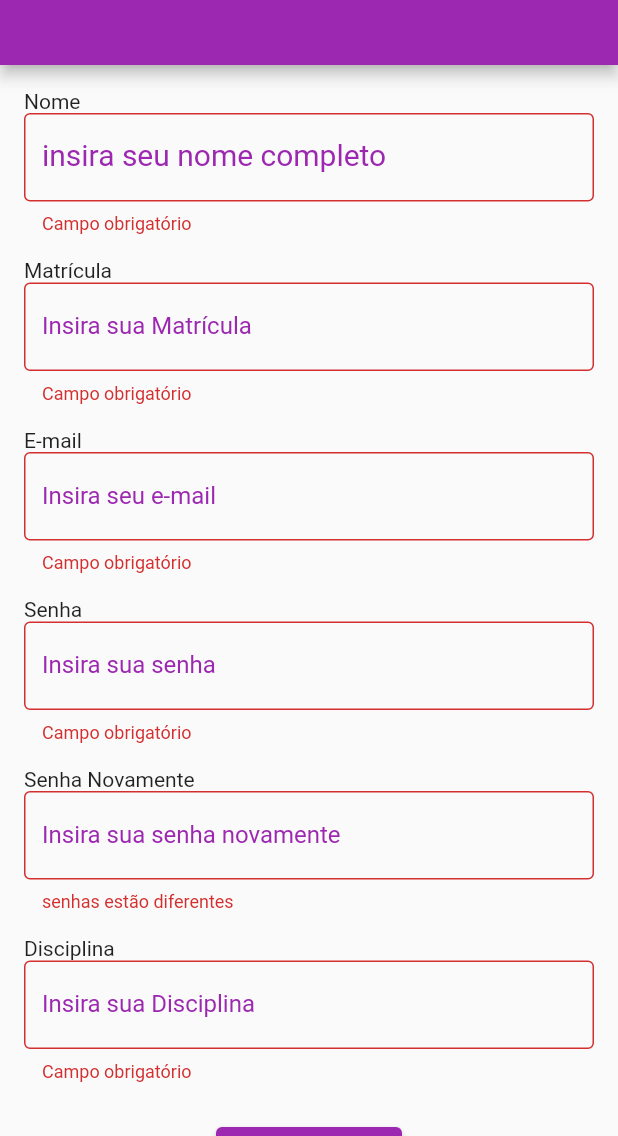
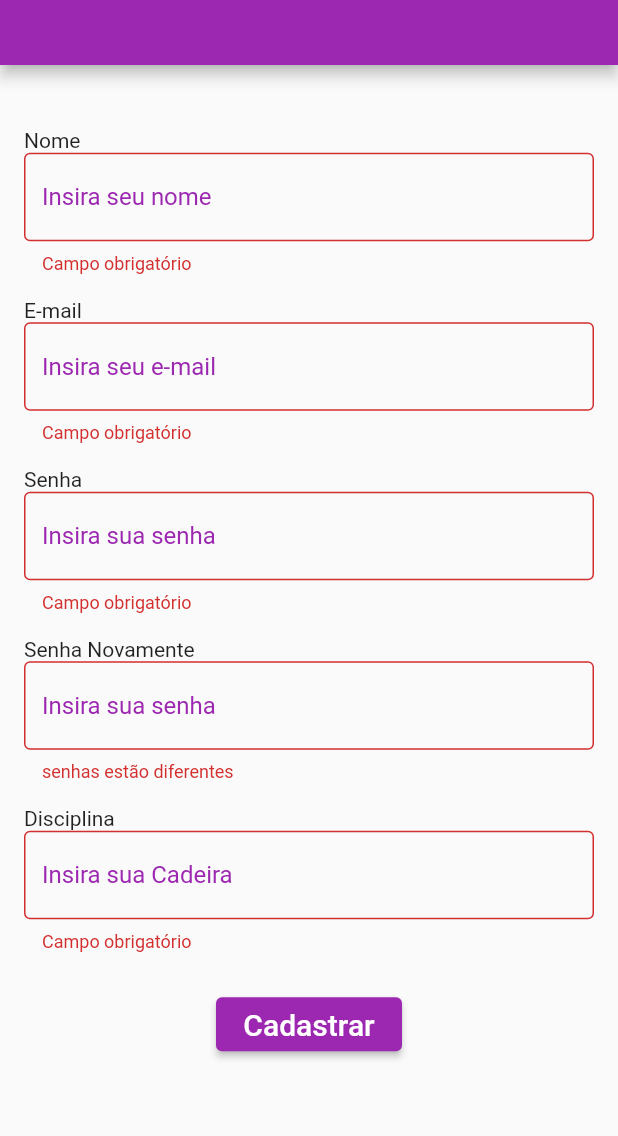
Before and after one commit to lazhcsilva/agendamento-lab-app, a Flutter app: the CadastroPage screen opened by its route, after a tap on "Cadastrar", on a phone screen of 412 x 824 dp, the part 100-1236 px from its top. Run offline on Flutter 3.47's test engine with Material 2 defaults, Android fonts, the phone set to English and light mode, and no system bars; Roboto replaces fonts that are missing (Anton).

Commit message:
codigo provisorio da conexão do spring

```diff
--- a/flutter/lib/Cadastro.dart
+++ b/flutter/lib/Cadastro.dart
@@ -1,6 +1,9 @@
+import 'dart:convert';
+
 import 'package:agendamento/main.dart';
 import 'package:flutter/material.dart';
-
+import 'package:http/http.dart' as http;
+import 'package:http/http.dart';
 import 'package:flutter/services.dart';
 
 class CadastroPage extends StatefulWidget {
@@ -13,8 +16,7 @@ class _CadastroPageState extends State<CadastroPage> {
   final TextEditingController _Nome = TextEditingController();
   final TextEditingController _Senha = TextEditingController();
   final TextEditingController _Senha2 = TextEditingController();
-  final TextEditingController _Matricula = TextEditingController();
-  final TextEditingController _Disciplina = TextEditingController();
+  final TextEditingController _Cadeira = TextEditingController();
   final TextEditingController _Email = TextEditingController();
 
   @override
@@ -35,7 +37,8 @@ class _CadastroPageState extends State<CadastroPage> {
         body: Center(
             child: Stack(
           children: [
-            Column(
+            SingleChildScrollView(
+              child: Column(
                 mainAxisAlignment: MainAxisAlignment.spaceEvenly,
                 children: [
                   Padding(
@@ -49,9 +52,6 @@ class _CadastroPageState extends State<CadastroPage> {
                             Text('Nome'),
                             TextFormField(
                                 decoration: const InputDecoration(
-                                labelText: 'insira seu nome completo',
-                                labelStyle: TextStyle(
-                                    color: Colors.purple, fontSize: 20),
                                   hintText: 'Insira seu nome',
                                   hintStyle: TextStyle(color: Colors.purple),
                                   counterText: '',
@@ -64,33 +64,10 @@ class _CadastroPageState extends State<CadastroPage> {
                                   if (text == null || text.isEmpty)
                                     return 'Campo obrigatório';
                                 }),
-                          const SizedBox(
-                            height: 16,
-                          ),
-                          Text("Matrícula"),
-                          TextFormField(
-                            decoration: const InputDecoration(
-                                labelText: 'Insira sua Matrícula',
-                                labelStyle: TextStyle(color: Colors.purple),
-                                hintText: 'Insira sua Matrícula',
-                                hintStyle: TextStyle(color: Colors.purple),
-                                suffixText: 'Matrícula',
-                                counterText: '',
-                                border: OutlineInputBorder()),
-                            controller: _Matricula,
-                            maxLength: 10,
-                            keyboardType: TextInputType.number,
-                            validator: (text) {
-                              if (text == null || text.isEmpty)
-                                return 'Campo obrigatório';
-                            },
-                          ),
                             const SizedBox(height: 16),
                             Text("E-mail"),
                             TextFormField(
                               decoration: const InputDecoration(
-                                labelText: 'Insira seu e-mail',
-                                labelStyle: TextStyle(color: Colors.purple),
                                   hintText: 'Insira seu e-mail',
                                   hintStyle: TextStyle(color: Colors.purple),
                                   suffixText: 'e-mail',
@@ -108,8 +85,6 @@ class _CadastroPageState extends State<CadastroPage> {
                             Text('Senha'),
                             TextFormField(
                               decoration: const InputDecoration(
-                                labelText: 'Insira sua senha',
-                                labelStyle: TextStyle(color: Colors.purple),
                                   hintText: 'Insira sua senha',
                                   hintStyle: TextStyle(color: Colors.purple),
                                   suffixText: 'Senha',
@@ -127,8 +102,6 @@ class _CadastroPageState extends State<CadastroPage> {
                             Text('Senha Novamente'),
                             TextFormField(
                               decoration: const InputDecoration(
-                                labelText: 'Insira sua senha novamente',
-                                labelStyle: TextStyle(color: Colors.purple),
                                   hintText: 'Insira sua senha',
                                   hintStyle: TextStyle(color: Colors.purple),
                                   suffixText: 'Senha',
@@ -148,16 +121,14 @@ class _CadastroPageState extends State<CadastroPage> {
                             Text('Disciplina'),
                             TextFormField(
                               decoration: const InputDecoration(
-                                labelText: 'Insira sua Disciplina',
-                                labelStyle: TextStyle(color: Colors.purple),
-                                hintText: 'Insira sua Disciplina',
+                                  hintText: 'Insira sua Cadeira',
                                   hintStyle: TextStyle(color: Colors.purple),
                                   suffixText: 'Disciplina',
                                   counterText: '',
                                   border: OutlineInputBorder()),
-                            controller: _Disciplina,
+                              controller: _Cadeira,
                               maxLength: 10,
-                            keyboardType: TextInputType.number,
+                              keyboardType: TextInputType.text,
                               validator: (text) {
                                 if (text == null || text.isEmpty)
                                   return 'Campo obrigatório';
@@ -174,13 +145,11 @@ class _CadastroPageState extends State<CadastroPage> {
                                   if (formKey.currentState!.validate()) {
                                     setState(() {
                                       final String nome = _Nome.text;
-                                    final double? senha =
-                                        double.tryParse(_Senha.text);
-                                    final double? matricula =
-                                        double.tryParse(_Matricula.text);
-                                    final String disciplina = _Disciplina.text;
+                                      final String senha = _Senha.text;
+
+                                      final String Cadeira = _Cadeira.text;
                                       final String email = _Email.text;
-                                    Navigator.push(
+                                      Navigator.pop(
                                         context,
                                         MaterialPageRoute(
                                           builder: (context) {
@@ -189,6 +158,7 @@ class _CadastroPageState extends State<CadastroPage> {
                                         ),
                                       );
                                     });
+                                    registerUser();
                                   }
                                 },
                                 child: Text(
@@ -205,7 +175,30 @@ class _CadastroPageState extends State<CadastroPage> {
                   ),
                 ],
               ),
+            ),
           ],
         )));
   }
+
+  Future<void> registerUser() async {
+    final url = Uri.https("http://127.0.0.1:8080/api/v1/cad_func");
+
+    final data = {
+      "nome": _Nome.text,
+      "senha": _Senha.text,
+      "email": _Email.text,
+      "cadeira": _Cadeira.text
+    };
+
+    final body = jsonEncode(data);
+
+    final response = await http.post(url, body: body);
+    if (response.statusCode == 200) {
+      var responseData = jsonDecode(response.body);
+      print(responseData);
+    } else {
+      // Erro
+      print('Erro na solicitação POST: ${response.statusCode}');
     }
+  }
+}
--- a/flutter/lib/main.dart
+++ b/flutter/lib/main.dart
@@ -34,7 +34,7 @@ class _HomePageState extends State<HomePage> {
           backgroundColor: Colors.purple,
           toolbarHeight: 110,
           title: Text(
-            'Uninassau',
+            'Agendamento',
             style: TextStyle(
               fontFamily: 'Anton',
               color: Colors.white,
--- a/flutter/pubspec.yaml
+++ b/flutter/pubspec.yaml
@@ -35,6 +35,7 @@ dependencies:
   # The following adds the Cupertino Icons font to your application.
   # Use with the CupertinoIcons class for iOS style icons.
   cupertino_icons: ^1.0.2
+  http: ^1.0.0
 
 dev_dependencies:
   flutter_test:
```
Also changed, not shown: flutter/pubspec.lock. Lines whose indentation alone changed are shown as unchanged.
